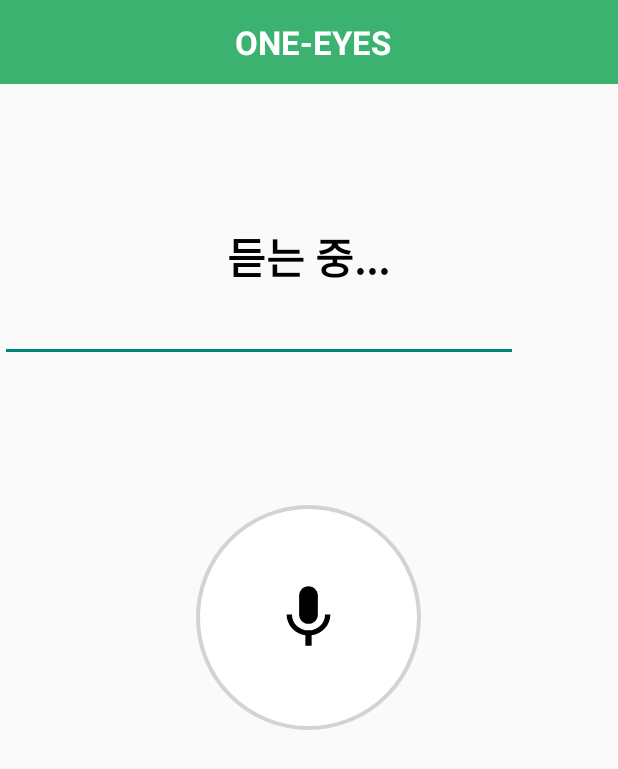
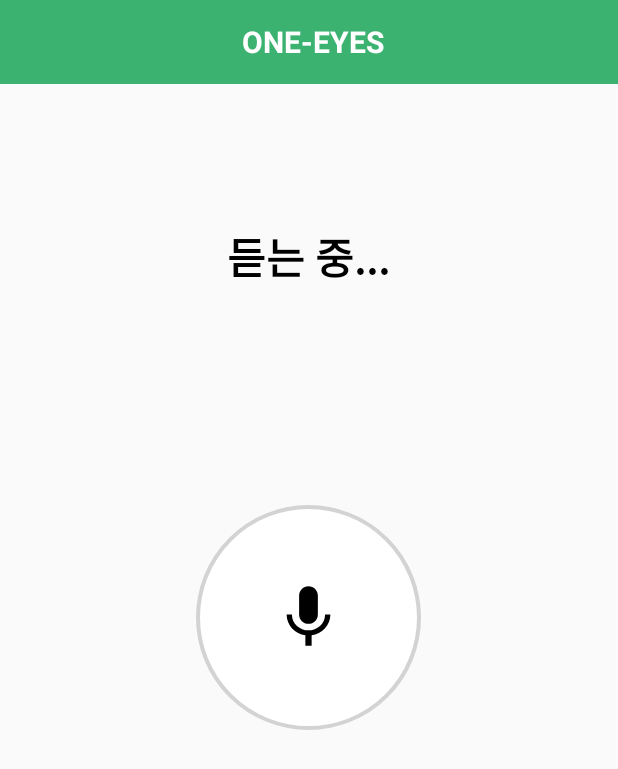
Before and after one commit to One-Son/ONE_EYES-AOS, an Android app: the SearchlocationActivity screen opened directly, with no data from a screen before it, on a phone screen of 412 x 824 dp. Shown: the top 769 px of the screen. Run offline under Robolectric (Android 15) with nearby library versions, the phone set to English and light mode, and no system bars.

Commit message:
refactor: tts / stt 기능 버그 수정.

```diff
--- a/app/src/main/AndroidManifest.xml
+++ b/app/src/main/AndroidManifest.xml
@@ -24,6 +24,7 @@
         tools:targetApi="31">
         <activity
             android:name=".SearchlocationActivity"
+            android:screenOrientation="portrait"
             android:exported="false">
             <meta-data
                 android:name="android.app.lib_name"
@@ -31,6 +32,7 @@
         </activity>
         <activity
             android:name=".SplashActivity"
+            android:screenOrientation="portrait"
             android:exported="true"
             android:theme="@style/SplashTheme">
             <intent-filter>
@@ -45,6 +47,7 @@
         </activity>
         <activity
             android:name=".MainActivity"
+            android:screenOrientation="portrait"
             android:exported="false"
             android:theme="@style/Theme.ONESoN">
             <meta-data
--- a/app/src/main/java/com/oneeyes/one_son/SplashActivity.java
+++ b/app/src/main/java/com/oneeyes/one_son/SplashActivity.java
@@ -13,7 +13,7 @@ public class SplashActivity extends AppCompatActivity {
         setContentView(R.layout.activity_splash);
 
         try {
-            Thread.sleep(2000);
+            Thread.sleep(1000);
         } catch (InterruptedException e) {
             e.printStackTrace();
         }
--- /dev/null
+++ b/app/src/main/res/drawable/ic_baseline_mic_241.xml
@@ -0,0 +1,5 @@
+<vector android:height="24dp" android:tint="#3CB170"
+    android:viewportHeight="24" android:viewportWidth="24"
+    android:width="24dp" xmlns:android="http://schemas.android.com/apk/res/android">
+    <path android:fillColor="@android:color/white" android:pathData="M12,14c1.66,0 2.99,-1.34 2.99,-3L15,5c0,-1.66 -1.34,-3 -3,-3S9,3.34 9,5v6c0,1.66 1.34,3 3,3zM17.3,11c0,3 -2.54,5.1 -5.3,5.1S6.7,14 6.7,11L5,11c0,3.41 2.72,6.23 6,6.72L11,21h2v-3.28c3.28,-0.48 6,-3.3 6,-6.72h-1.7z"/>
+</vector>
--- a/app/src/main/res/layout/activity_searchlocation.xml
+++ b/app/src/main/res/layout/activity_searchlocation.xml
@@ -24,7 +24,7 @@
         android:layout_centerHorizontal="true"
         android:layout_marginTop="150dp"
         android:textStyle="bold"
-        app:layout_constraintTop_toBottomOf="@+id/txtInMsg"
+
         />
 
     <ImageButton
@@ -36,17 +36,19 @@
         android:background="@drawable/mic"
         android:src="@drawable/ic_baseline_mic_24" />
 
-    <EditText
+    <TextView
         android:id="@+id/txtInMsg"
-        android:layout_width="345dp"
-        android:layout_height="201dp"
+        android:layout_width="match_parent"
+        android:layout_height="wrap_content"
         android:layout_marginTop="40dp"
-        android:ems="10"
         android:inputType="textPersonName"
-        app:layout_constraintEnd_toEndOf="parent"
-        app:layout_constraintHorizontal_bias="0.466"
-        app:layout_constraintStart_toStartOf="parent"
-        app:layout_constraintTop_toBottomOf="@+id/mic" />
+        android:layout_alignParentBottom="true"
+        android:layout_centerHorizontal="true"
+        android:layout_marginBottom="100dp"
+
+        android:textColor="#000000"
+        android:textSize="28sp"
+        />
 
 
 
--- a/app/src/main/res/layout/tool_bar.xml
+++ b/app/src/main/res/layout/tool_bar.xml
@@ -29,7 +29,7 @@
         android:textColor="@color/white"
         android:layout_gravity="center"
         android:id="@+id/toolbar_title"
-        android:textSize="22sp"
+        android:textSize="20sp"
         />
 
 </androidx.appcompat.widget.Toolbar>
```
Also changed, not shown: app/src/main/java/com/oneeyes/one_son/MainActivity.java (+25 -2 lines), app/src/main/java/com/oneeyes/one_son/SearchlocationActivity.java (+26 -22 lines), app/src/main/res/layout/activity_main.xml (+12 -6 lines).
